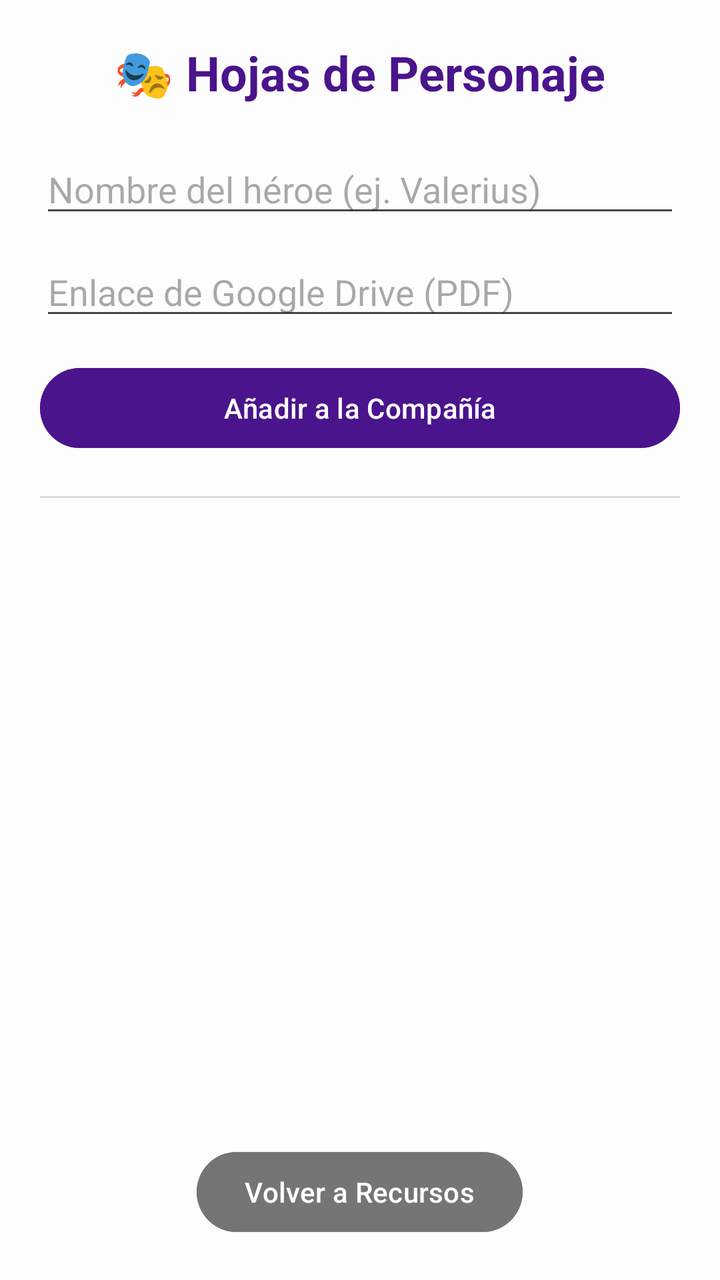
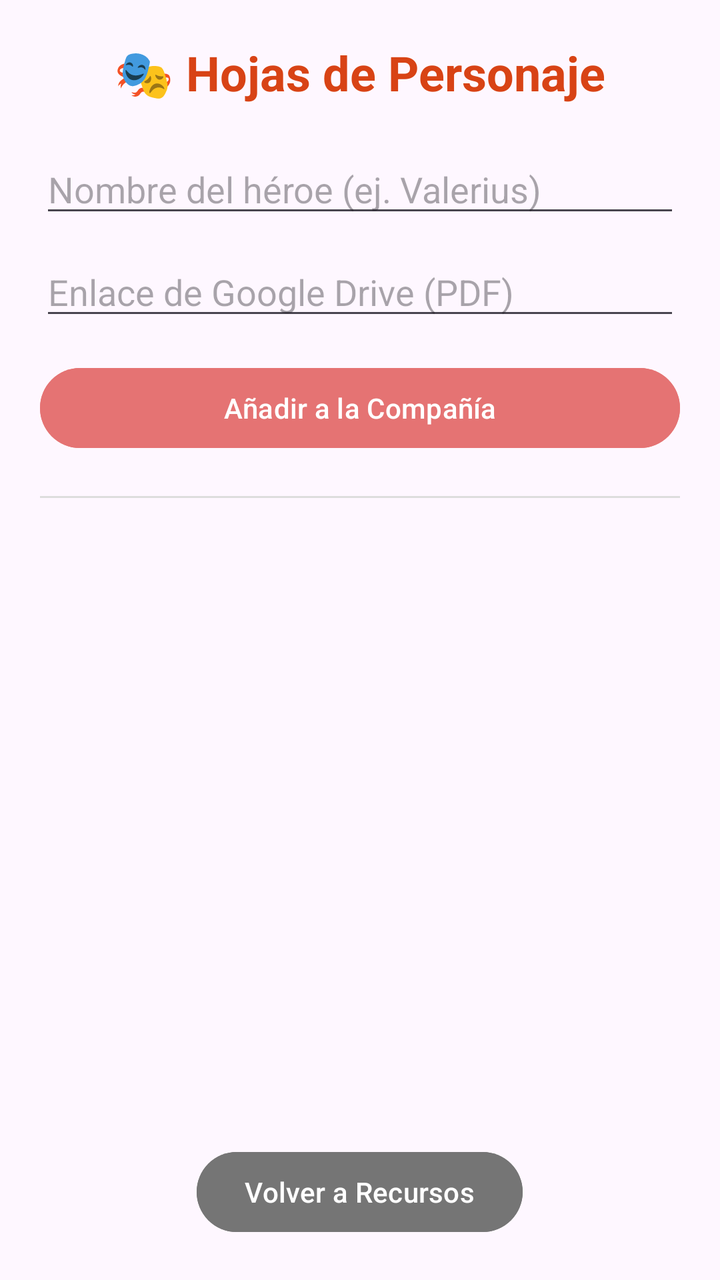

The first picture is an Android layout as it rendered before a commit; the second is the same layout after the commit. The layout source and the unified diff follow.
<!-- AndroidManifest.xml: application theme Theme.QuestApp -->
<!-- res/layout/activity_personajes.xml -->
<?xml version="1.0" encoding="utf-8"?>
<LinearLayout xmlns:android="http://schemas.android.com/apk/res/android"
    android:id="@+id/main_personajes"
    android:layout_width="match_parent"
    android:layout_height="match_parent"
    android:orientation="vertical"
    android:padding="20dp"
    android:background="#FDFDFD">

    <TextView
        android:layout_width="wrap_content"
        android:layout_height="wrap_content"
        android:text="🎭 Hojas de Personaje"
        android:textSize="24sp"
        android:textStyle="bold"
        android:textColor="#4A148C"
        android:layout_marginBottom="20dp"
        android:layout_gravity="center"/>

    
    <EditText
        android:id="@+id/et_nombre_pj"
        android:layout_width="match_parent"
        android:layout_height="wrap_content"
        android:hint="Nombre del héroe (ej. Valerius)"
        android:inputType="textPersonName"
        android:layout_marginBottom="10dp"/>

    <EditText
        android:id="@+id/et_link_pdf"
        android:layout_width="match_parent"
        android:layout_height="wrap_content"
        android:hint="Enlace de Google Drive (PDF)"
        android:inputType="textUri"
        android:layout_marginBottom="15dp"/>

    <Button
        android:id="@+id/btn_guardar_pj"
        android:layout_width="match_parent"
        android:layout_height="wrap_content"
        android:text="Añadir a la Compañía"
        android:backgroundTint="#4A148C"
        android:textColor="#FFFFFF"
        android:layout_marginBottom="20dp"/>

    <View
        android:layout_width="match_parent"
        android:layout_height="1dp"
        android:background="#DDDDDD"
        android:layout_marginBottom="10dp"/>

    
    <androidx.recyclerview.widget.RecyclerView
        android:id="@+id/rv_personajes"
        android:layout_width="match_parent"
        android:layout_height="0dp"
        android:layout_weight="1"
        android:layout_marginBottom="10dp" />

    
    <Button
        android:id="@+id/btn_volver_personajes"
        android:layout_width="wrap_content"
        android:layout_height="wrap_content"
        android:layout_gravity="center"
        android:text="Volver a Recursos"
        android:backgroundTint="#757575"
        android:textColor="#FFFFFF"
        android:layout_marginTop="5dp" />

</LinearLayout>
<!-- resources referenced by this layout -->
<resources>
  <style name="Theme.QuestApp" parent="Theme.Material3.DayNight.NoActionBar">
      </style>
</resources>

<!-- the commit's change to res/layout/activity_personajes.xml (unified diff, before → after) -->
@@ -5,7 +5,7 @@
     android:layout_height="match_parent"
     android:orientation="vertical"
     android:padding="20dp"
-    android:background="#FDFDFD">
+    >
 
     <TextView
         android:layout_width="wrap_content"
@@ -13,11 +13,11 @@
         android:text="🎭 Hojas de Personaje"
         android:textSize="24sp"
         android:textStyle="bold"
-        android:textColor="#4A148C"
+        android:textColor="#D84315"
         android:layout_marginBottom="20dp"
         android:layout_gravity="center"/>
 
-    
+
     <EditText
         android:id="@+id/et_nombre_pj"
         android:layout_width="match_parent"
@@ -39,7 +39,7 @@
         android:layout_width="match_parent"
         android:layout_height="wrap_content"
         android:text="Añadir a la Compañía"
-        android:backgroundTint="#4A148C"
+        android:backgroundTint="#E57373"
         android:textColor="#FFFFFF"
         android:layout_marginBottom="20dp"/>
 
@@ -49,7 +49,7 @@
         android:background="#DDDDDD"
         android:layout_marginBottom="10dp"/>
 
-    
+
     <androidx.recyclerview.widget.RecyclerView
         android:id="@+id/rv_personajes"
         android:layout_width="match_parent"
@@ -57,7 +57,7 @@
         android:layout_weight="1"
         android:layout_marginBottom="10dp" />
 
-    
+
     <Button
         android:id="@+id/btn_volver_personajes"
         android:layout_width="wrap_content"
